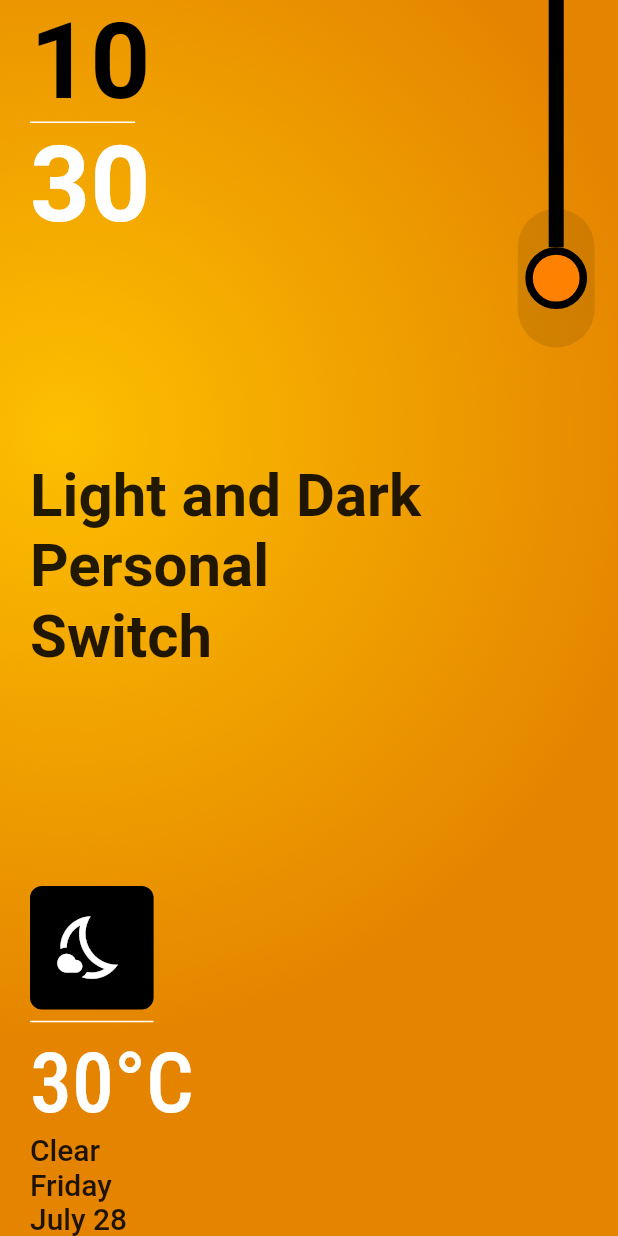
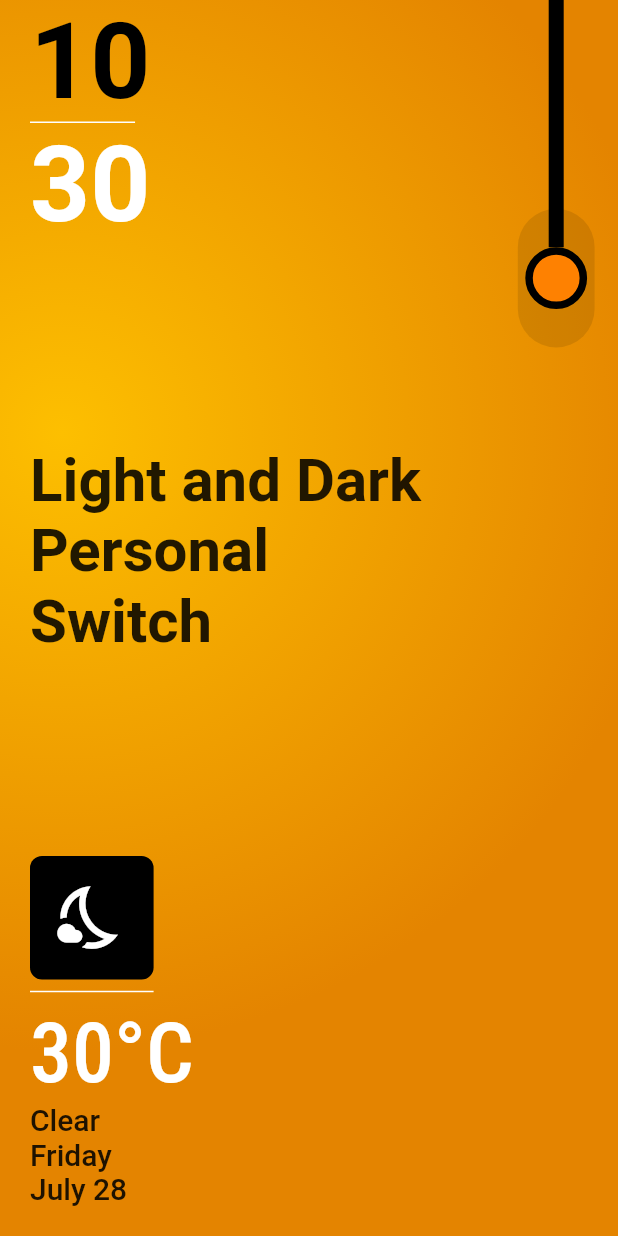
Before and after one commit to fidelisnwabisi/light_dark_switch, a Flutter app: the screen it shows after launch, on a phone screen of 412 x 824 dp. Run offline on Flutter 3.47's test engine with Material 2 defaults, Android fonts, the phone set to English and light mode, and no system bars; our stand-ins replace google_fonts, shared_preferences.

Commit message:
added bottom padding to LeftPart

```diff
--- a/lib/screen/home_screen.dart
+++ b/lib/screen/home_screen.dart
@@ -138,7 +138,8 @@ class LeftPart extends StatelessWidget {
   Widget build(BuildContext context) {
     return SafeArea(
       child: Padding(
-        padding: const EdgeInsets.symmetric(horizontal: 20),
+        padding:
+            const EdgeInsets.symmetric(horizontal: 20).copyWith(bottom: 20),
         child: Column(
           crossAxisAlignment: CrossAxisAlignment.start,
           children: [
```
